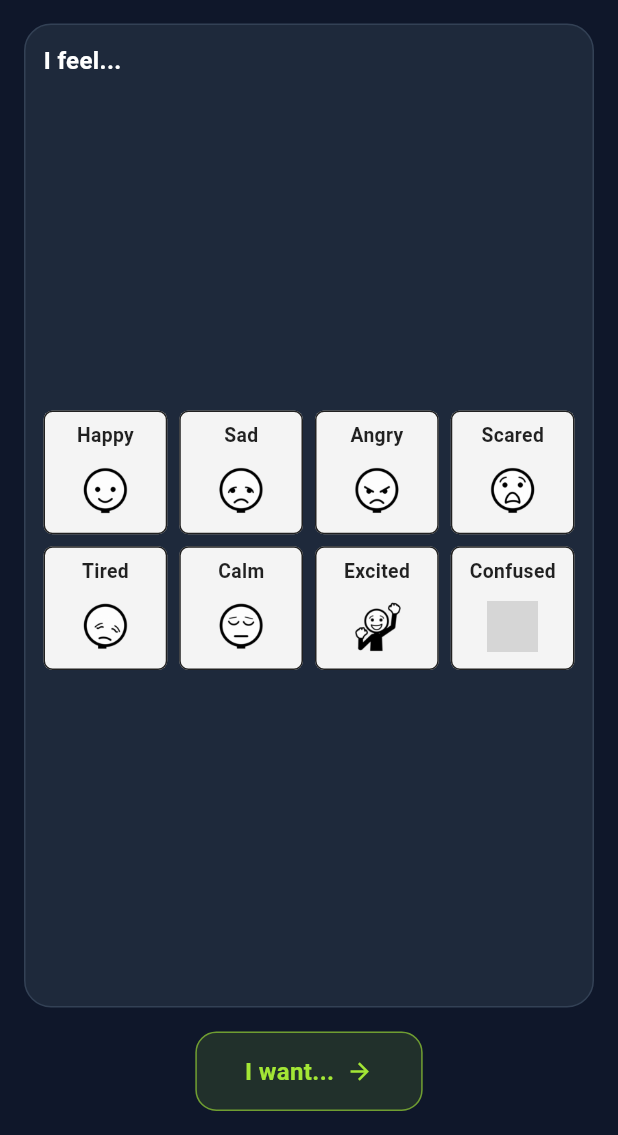
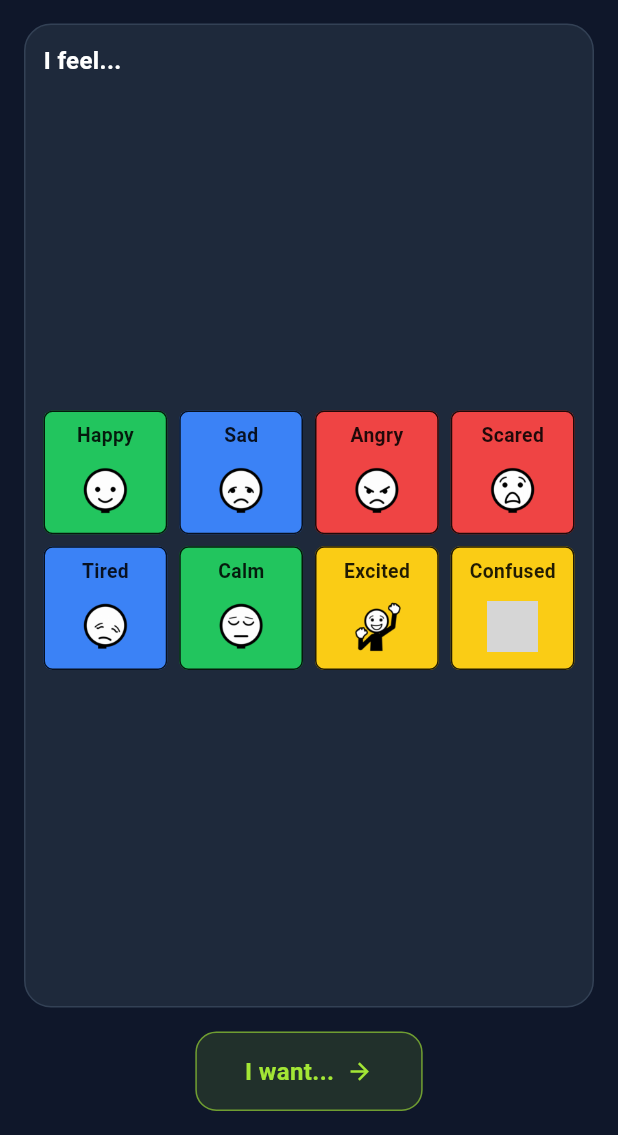
Before and after one commit to AshKetchuup/drp_aac, a Flutter app: the CalmingModeScreen screen opened directly, on a phone screen of 412 x 824 dp, the part 101-1236 px from its top. Run offline on Flutter 3.47's test engine with Material 3 defaults, Android fonts, the phone set to English and light mode, and no system bars; our stand-ins replace file_picker, flutter_svg, flutter_tts, image_picker, permission_handler, shared_preferences and 1 more; accounts and stored records are empty; grey boxes are pictures that could not be loaded.

Commit message:
feat: Ensure that the emotions are labelled by colour closes #49

```diff
--- a/frontend/lib/screens/calming_mode_screen.dart
+++ b/frontend/lib/screens/calming_mode_screen.dart
@@ -203,6 +203,16 @@ class _FeelPage extends StatelessWidget {
               title: 'I feel...',
               items: _emotions,
               onTap: onSpeak,
+              overrideItemColors: const {
+                'happy': Color(0xFF22C55E), // Green Zone
+                'calm': Color(0xFF22C55E),  // Green Zone
+                'sad': Color(0xFF3B82F6),   // Blue Zone
+                'tired': Color(0xFF3B82F6), // Blue Zone
+                'excited': Color(0xFFFACC15), // Yellow Zone
+                'confused': Color(0xFFFACC15), // Yellow Zone
+                'angry': Color(0xFFEF4444), // Red Zone
+                'scared': Color(0xFFEF4444), // Red Zone
+              },
             ),
           ),
           const SizedBox(height: 16),
--- a/frontend/lib/widgets/symbol_grid_section.dart
+++ b/frontend/lib/widgets/symbol_grid_section.dart
@@ -7,12 +7,14 @@ class SymbolGridSection extends StatelessWidget {
   final String title;
   final List<Symbol> items;
   final void Function(String) onTap;
+  final Map<String, Color>? overrideItemColors;
 
   const SymbolGridSection({
     super.key,
     required this.title,
     required this.items,
     required this.onTap,
+    this.overrideItemColors,
   });
 
   int _crossAxisCount(int count) {
@@ -82,6 +84,7 @@ class SymbolGridSection extends StatelessWidget {
                         return SymbolTile(
                           symbol: symbol,
                           onTap: () => onTap(symbol.label),
+                          overrideBackgroundColor: overrideItemColors?[symbol.id],
                         );
                       },
                     ),
--- a/frontend/lib/widgets/symbol_tile.dart
+++ b/frontend/lib/widgets/symbol_tile.dart
@@ -41,6 +41,8 @@ class SymbolTile extends StatelessWidget {
   final int labelMaxLines;
   final double labelFontSizeDelta;
 
+  final Color? overrideBackgroundColor;
+
   const SymbolTile({
     super.key,
     required this.symbol,
@@ -50,9 +52,10 @@ class SymbolTile extends StatelessWidget {
     this.pictogramKeyword,
     this.labelMaxLines = 1,
     this.labelFontSizeDelta = 0,
+    this.overrideBackgroundColor,
   });
 
-  Color get categoryColor => colourfulSemanticsColor(symbol.category);
+  Color get categoryColor => overrideBackgroundColor ?? colourfulSemanticsColor(symbol.category);
 
   @override
   Widget build(BuildContext context) {
```
